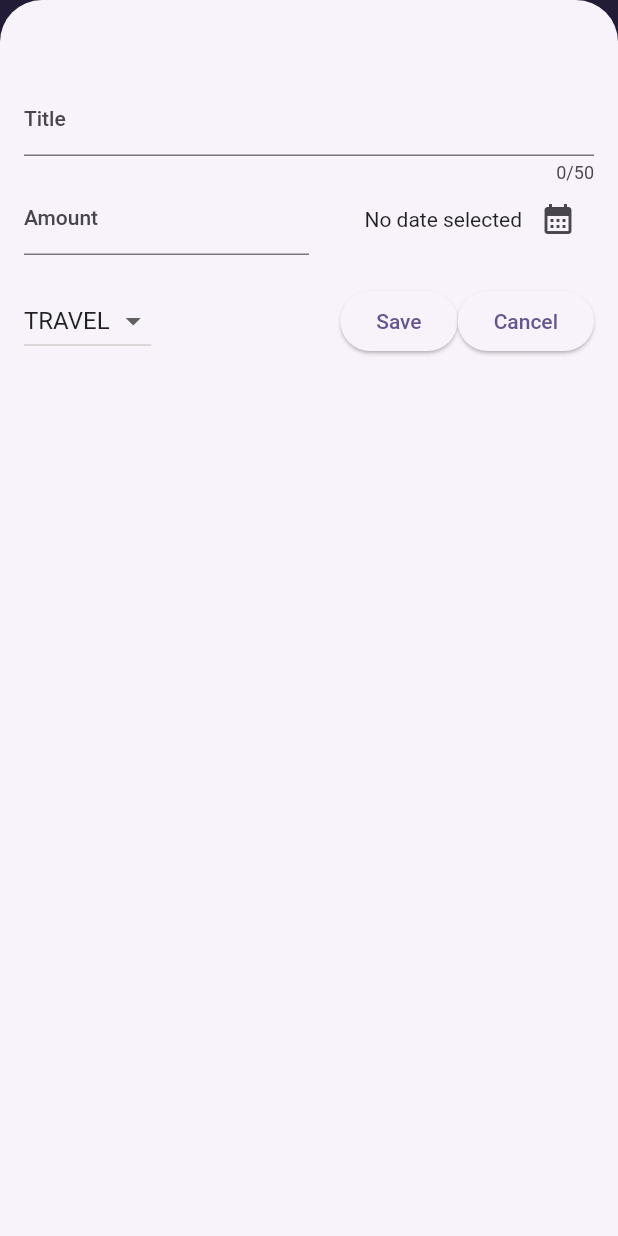
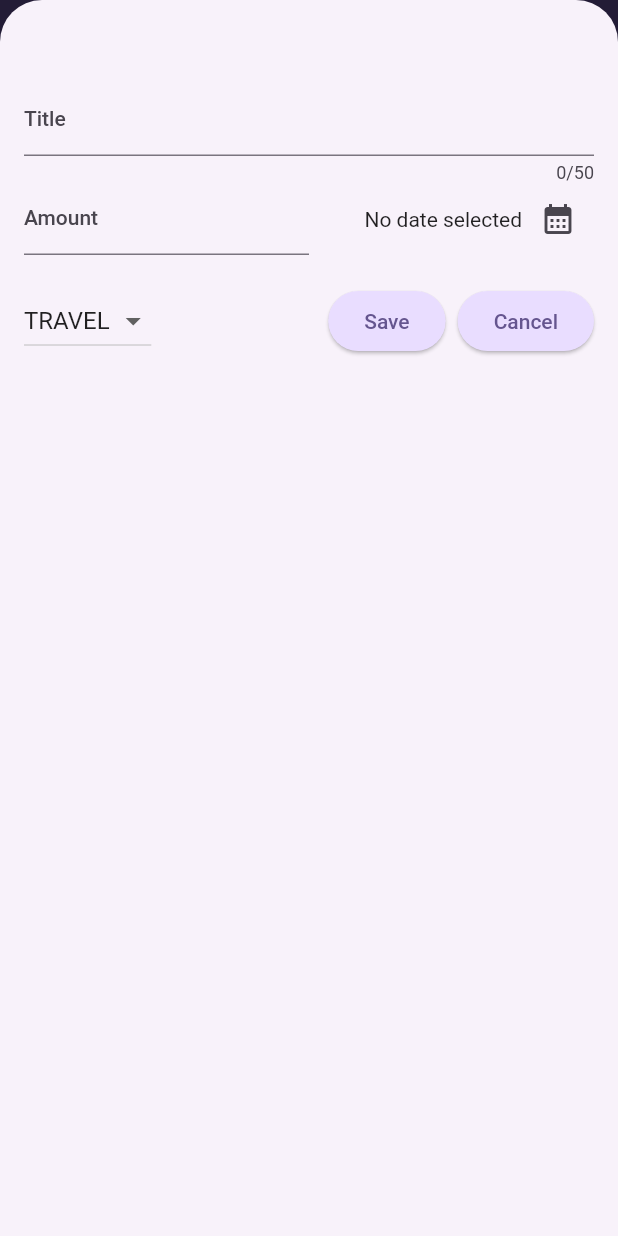
Before and after one commit to satyajeetmanu/expense_tracker, a Flutter app: the screen it shows after launch, after a tap on the "add" icon, on a phone screen of 412 x 824 dp. Run offline on Flutter 3.47's test engine with Material 2 defaults, Android fonts, the phone set to English and light mode, and no system bars.

Commit message:
set text themes and button themes

```diff
--- a/lib/main.dart
+++ b/lib/main.dart
@@ -9,9 +9,22 @@ void main() {
       theme: ThemeData().copyWith(
         useMaterial3: true,
         colorScheme: kColorScheme,
-        appBarTheme: AppBarTheme(
+        appBarTheme: const AppBarTheme().copyWith(
             backgroundColor: kColorScheme.onPrimaryContainer,
             foregroundColor: kColorScheme.primaryContainer),
+        cardTheme: const CardTheme().copyWith(
+          color: kColorScheme.secondaryContainer,
+          margin: const EdgeInsets.symmetric(horizontal: 16, vertical: 8),
+        ),
+        elevatedButtonTheme: ElevatedButtonThemeData(
+          style: ElevatedButton.styleFrom(
+              backgroundColor: kColorScheme.primaryContainer),
+        ),
+        textTheme: ThemeData().textTheme.copyWith(
+                titleLarge: TextStyle(
+              color: kColorScheme.onSecondaryContainer,
+              fontSize: 24,
+            )),
       ),
       home: const Expenses(),
     ),
--- a/lib/widgets/new_expense.dart
+++ b/lib/widgets/new_expense.dart
@@ -146,6 +146,9 @@ class _NewExpenseState extends State<NewExpense> {
                 onPressed: _saveExpense,
                 child: const Text('Save'),
               ),
+              const SizedBox(
+                width: 8,
+              ),
               ElevatedButton(
                 onPressed: () {
                   Navigator.pop(context);
```
